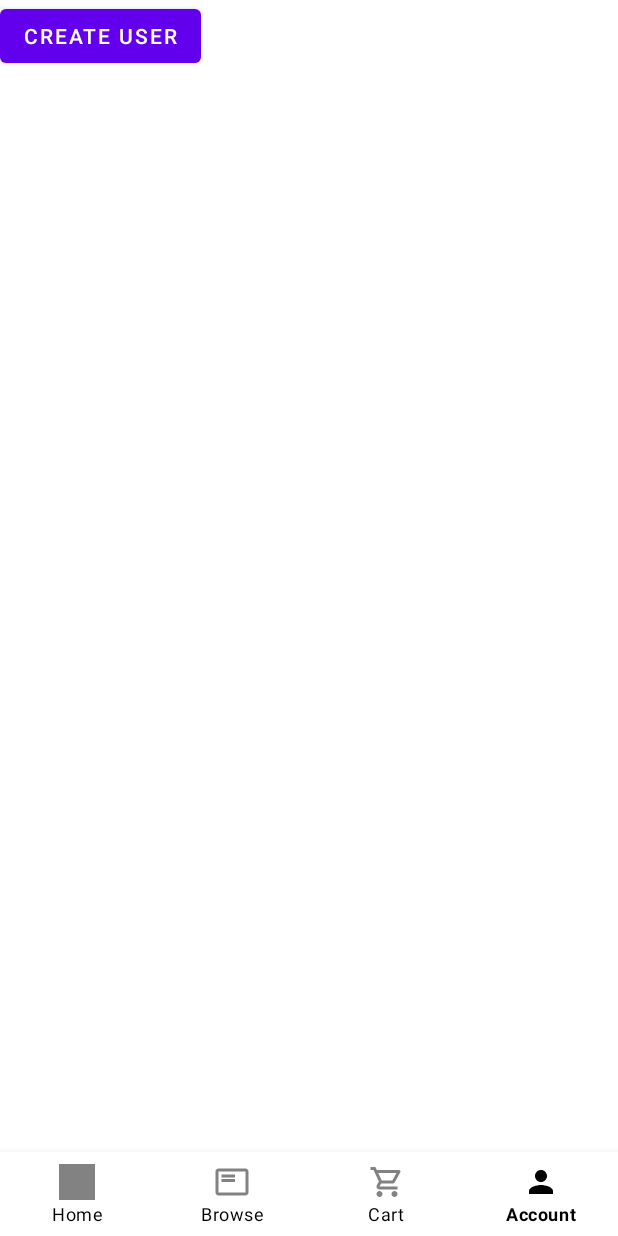
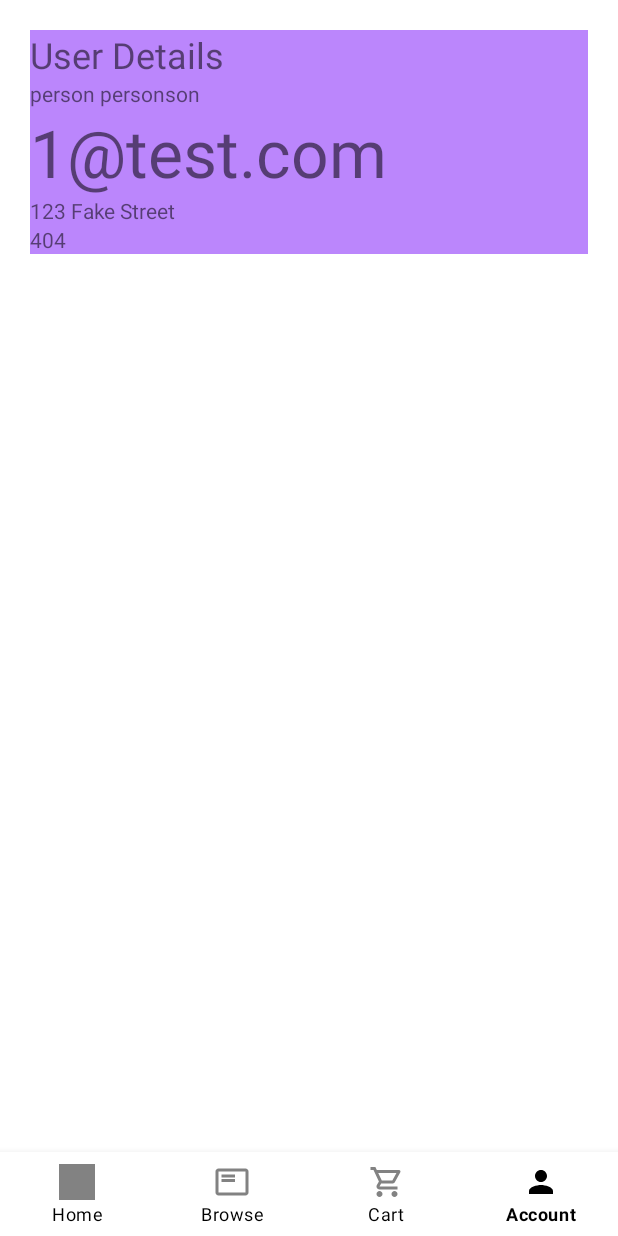
Before and after one commit to cyra/FoodOrderingApp, an Android app: the AccountFragment screen opened through its navigation route, on a phone screen of 412 x 824 dp. Run offline under Robolectric (Android 15) with nearby library versions, the phone set to English and light mode, and no system bars; our stand-ins replace navigation-ui.

Commit message:
Add User Details fragment (uses AccountViewModel)

```diff
--- a/app/src/main/java/edu/curtin/foodapp/ui/account/AccountFragment.java
+++ b/app/src/main/java/edu/curtin/foodapp/ui/account/AccountFragment.java
@@ -10,6 +10,7 @@ import android.widget.TextView;
 import androidx.annotation.NonNull;
 import androidx.annotation.Nullable;
 import androidx.fragment.app.Fragment;
+import androidx.fragment.app.FragmentTransaction;
 import androidx.lifecycle.ViewModelProvider;
 
 import edu.curtin.foodapp.R;
@@ -29,6 +30,9 @@ public class AccountFragment extends Fragment {
         super.onCreate(bundle);
         users = new UserList();
         users.load(getActivity());
+
+        users.addUser(new User(users.getSize(), String.valueOf(users.getSize()) + "@test.com", "person personson", "123 Fake Street", "404"));
+        currentUser = users.getUser(users.getSize() - 1);
     }
 
     @Override
@@ -36,19 +40,8 @@ public class AccountFragment extends Fragment {
         super.onActivityCreated(savedInstanceState);
 
         View v = getView();
-        Button button = v.findViewById(R.id.createUserButton);
-        TextView text = v.findViewById(R.id.userName);
 
-        if (users.getSize() > 0) {
-            text.setText(users.getUser(0).getName());
-        }
-
-        button.setOnClickListener(new View.OnClickListener() {
-            @Override
-            public void onClick(View view) {
-                users.addUser(new User(1234, "something@mail.com", "Test Account", "123 Fake Street", "0440 440 404"));
-            }
-        });
+        // TODO: Event listeners below!
     }
 
     public View onCreateView(@NonNull LayoutInflater inflater,
@@ -59,7 +52,23 @@ public class AccountFragment extends Fragment {
         binding = FragmentAccountBinding.inflate(inflater, container, false);
         View root = binding.getRoot();
 
+        // Use the AccountViewModel
+        accountViewModel.setUser(currentUser);
+
         return root;
+    }
+
+    // Used for nesting child fragments
+    @Override
+    public void onViewCreated(View view, Bundle savedInstanceState) {
+        insertNestedFragment();
+    }
+
+    // Embeds the child fragment dynamically
+    private void insertNestedFragment() {
+        Fragment userDetailsFragment = new UserDetailsFragment();
+        FragmentTransaction transaction = getChildFragmentManager().beginTransaction();
+        transaction.replace(R.id.userDetailsFragment, userDetailsFragment).commit();
     }
 
     @Override
--- a/app/src/main/java/edu/curtin/foodapp/ui/account/AccountViewModel.java
+++ b/app/src/main/java/edu/curtin/foodapp/ui/account/AccountViewModel.java
@@ -4,16 +4,20 @@ import androidx.lifecycle.LiveData;
 import androidx.lifecycle.MutableLiveData;
 import androidx.lifecycle.ViewModel;
 
+import edu.curtin.foodapp.User;
+
 public class AccountViewModel extends ViewModel {
 
-    private final MutableLiveData<String> mText;
+    private final MutableLiveData<User> user;
 
     public AccountViewModel() {
-        mText = new MutableLiveData<>();
-        mText.setValue("This is the account fragment");
+        user = new MutableLiveData<User>();
     }
 
-    public LiveData<String> getText() {
-        return mText;
-    }
+    public String getName() { return user.getValue().getName(); }
+    public String getEmail() { return user.getValue().getEmail(); }
+    public String getAddress() { return user.getValue().getAddress(); }
+    public String getPhone() { return user.getValue().getPhone(); }
+
+    public void setUser(User user) { this.user.setValue(user); }
 }
--- /dev/null
+++ b/app/src/main/java/edu/curtin/foodapp/ui/account/UserDetailsFragment.java
@@ -0,0 +1,54 @@
+package edu.curtin.foodapp.ui.account;
+
+import android.os.Bundle;
+
+import androidx.annotation.NonNull;
+import androidx.fragment.app.Fragment;
+import androidx.lifecycle.ViewModelProvider;
+
+import android.view.LayoutInflater;
+import android.view.View;
+import android.view.ViewGroup;
+import android.widget.TextView;
+
+import org.w3c.dom.Text;
+
+import edu.curtin.foodapp.R;
+import edu.curtin.foodapp.databinding.FragmentAccountBinding;
+import edu.curtin.foodapp.databinding.FragmentBrowseBinding;
+import edu.curtin.foodapp.databinding.FragmentUserDetailsBinding;
+import edu.curtin.foodapp.ui.browse.BrowseViewModel;
+
+public class UserDetailsFragment extends Fragment {
+
+    private FragmentUserDetailsBinding binding;
+
+    @Override
+    public View onCreateView(@NonNull LayoutInflater inflater, ViewGroup container,
+                             Bundle savedInstanceState) {
+        AccountViewModel accountViewModel =
+                new ViewModelProvider(getParentFragment()).get(AccountViewModel.class);
+
+        binding = FragmentUserDetailsBinding.inflate(inflater, container, false);
+        View root = binding.getRoot();
+
+        // Use the AccountViewModel
+        final TextView nameTextView = binding.nameTextView;
+        final TextView emailTextView = binding.emailTextView;
+        final TextView addressTextView = binding.addressTextView;
+        final TextView phoneTextView = binding.phoneTextView;
+
+        nameTextView.setText(accountViewModel.getName());
+        emailTextView.setText(accountViewModel.getEmail());
+        addressTextView.setText(accountViewModel.getAddress());
+        phoneTextView.setText(accountViewModel.getPhone());
+
+        return root;
+    }
+
+    @Override
+    public void onDestroyView() {
+        super.onDestroyView();
+        binding = null;
+    }
+}
--- a/app/src/main/res/layout/fragment_account.xml
+++ b/app/src/main/res/layout/fragment_account.xml
@@ -6,25 +6,14 @@
     android:layout_height="match_parent"
     tools:context=".ui.account.AccountFragment">
 
-    <TextView
-        android:id="@+id/userName"
+    <FrameLayout
+        android:id="@+id/userDetailsFragment"
         android:layout_width="match_parent"
         android:layout_height="wrap_content"
-        android:layout_marginStart="8dp"
-        android:layout_marginTop="8dp"
-        android:layout_marginEnd="8dp"
-        android:textAlignment="center"
-        android:textSize="20sp"
-        app:layout_constraintBottom_toBottomOf="parent"
-        app:layout_constraintEnd_toEndOf="parent"
+        android:layout_marginVertical="20dp"
+        android:layout_marginHorizontal="20dp"
+        android:background="@color/purple_200"
+        app:layout_constraintTop_toTopOf="parent"
         app:layout_constraintStart_toStartOf="parent"
-        app:layout_constraintTop_toTopOf="parent" />
-
-    <Button
-        android:id="@+id/createUserButton"
-        android:layout_width="wrap_content"
-        android:layout_height="wrap_content"
-        android:text="Create User"
-        tools:layout_editor_absoluteX="103dp"
-        tools:layout_editor_absoluteY="186dp" />
+        app:layout_constraintRight_toRightOf="parent" />
 </androidx.constraintlayout.widget.ConstraintLayout>
--- /dev/null
+++ b/app/src/main/res/layout/fragment_user_details.xml
@@ -0,0 +1,45 @@
+<?xml version="1.0" encoding="utf-8"?>
+<FrameLayout xmlns:android="http://schemas.android.com/apk/res/android"
+    xmlns:tools="http://schemas.android.com/tools"
+    android:layout_width="match_parent"
+    android:layout_height="match_parent"
+    tools:context=".ui.account.UserDetailsFragment">
+
+    <LinearLayout
+        android:layout_width="match_parent"
+        android:layout_height="match_parent"
+        android:orientation="vertical">
+
+        <TextView
+            android:id="@+id/userDetailsTextView"
+            android:layout_width="match_parent"
+            android:layout_height="wrap_content"
+            android:textSize="24dp"
+            android:text="User Details" />
+
+        <TextView
+            android:id="@+id/nameTextView"
+            android:layout_width="match_parent"
+            android:layout_height="wrap_content"
+            android:text="Name" />
+
+        <TextView
+            android:id="@+id/emailTextView"
+            android:layout_width="match_parent"
+            android:layout_height="wrap_content"
+            android:textSize="44dp"
+            android:text="Email" />
+
+        <TextView
+            android:id="@+id/addressTextView"
+            android:layout_width="match_parent"
+            android:layout_height="wrap_content"
+            android:text="Address" />
+
+        <TextView
+            android:id="@+id/phoneTextView"
+            android:layout_width="match_parent"
+            android:layout_height="wrap_content"
+            android:text="Phone" />
+    </LinearLayout>
+</FrameLayout>
```
